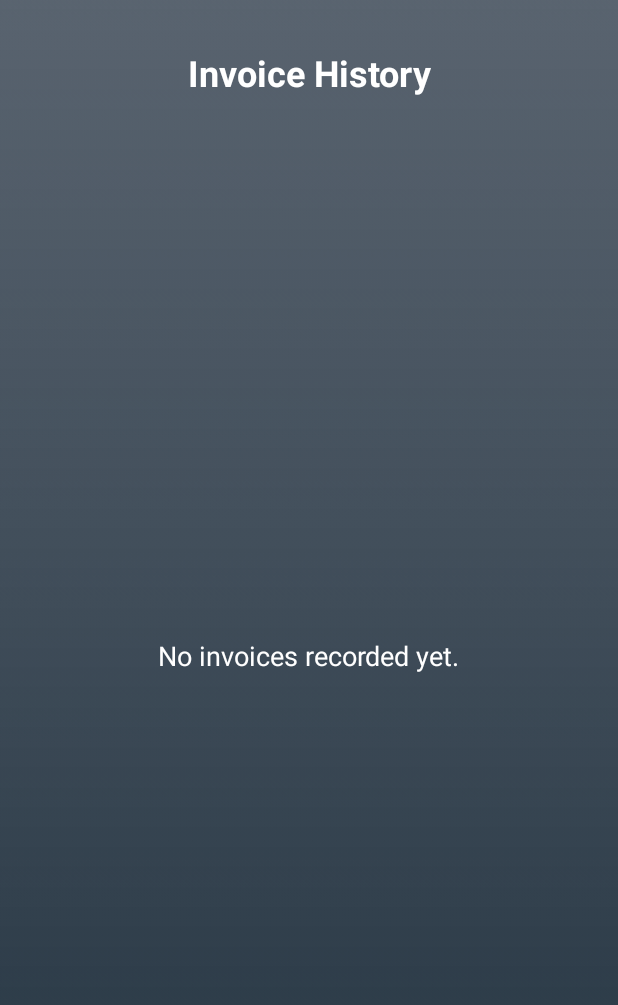
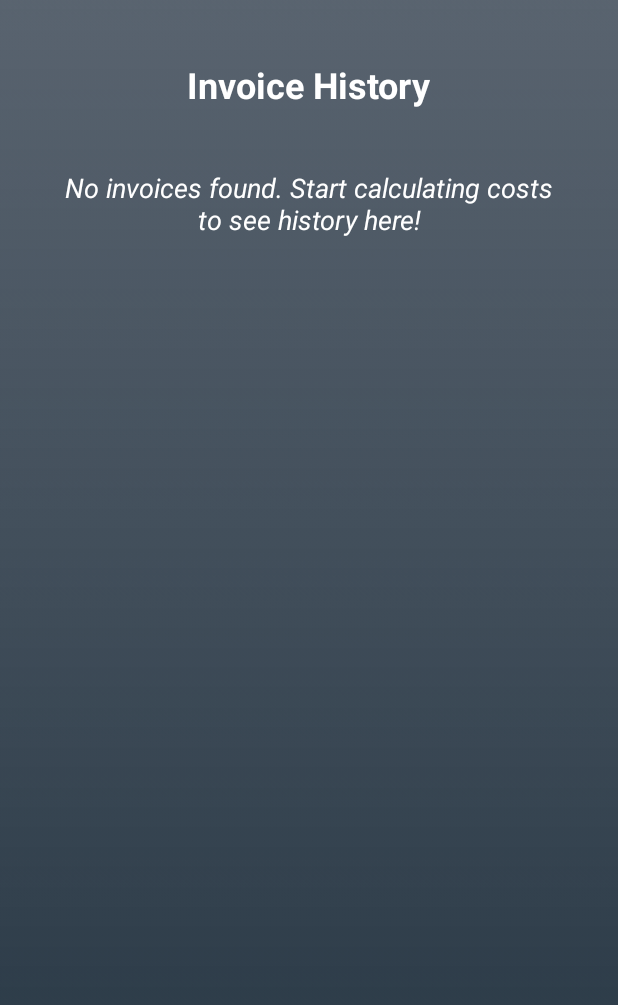
Before and after one commit to sage-utsa/AppWizards_QuickQuoteHail, an Android app: the ActivityInvoice screen opened directly, with no data from a screen before it, on a phone screen of 412 x 824 dp. Shown: the top 1005 px of the screen. Run offline under Robolectric (Android 15) with nearby library versions, the phone set to English and light mode, and no system bars.

Commit message:
the history now saves in order from customer to customer very nicely

```diff
--- a/app/src/main/java/com/AppWizards/QuickQuoteHail/ActivityInvoice.java
+++ b/app/src/main/java/com/AppWizards/QuickQuoteHail/ActivityInvoice.java
@@ -2,100 +2,63 @@ package com.AppWizards.QuickQuoteHail;
 
 import android.os.Bundle;
 import android.view.View;
-import android.view.ViewGroup;
-import android.widget.ArrayAdapter;
 import android.widget.Button;
 import android.widget.ListView;
 import android.widget.TextView;
 import android.widget.Toast;
 
-import androidx.annotation.NonNull;
-import androidx.annotation.Nullable;
 import androidx.appcompat.app.AppCompatActivity;
 
+import java.util.ArrayList;
 import java.util.List;
 
 public class ActivityInvoice extends AppCompatActivity {
 
     private ListView invoiceListView;
-    private TextView noHistoryMessage;
+    private CustomerGroupAdapter adapter; // Change to your new adapter
+    private TextView emptyStateTextView;
     private Button clearHistoryButton;
-    private InvoiceAdapter adapter;
-    private List<Invoice> invoiceList;
 
     @Override
     protected void onCreate(Bundle savedInstanceState) {
         super.onCreate(savedInstanceState);
-        setContentView(R.layout.activity_invoice);
+        setContentView(R.layout.activity_invoice); // Assuming this is your history screen layout
 
         invoiceListView = findViewById(R.id.invoiceListView);
-        noHistoryMessage = findViewById(R.id.noHistoryMessage);
+        emptyStateTextView = findViewById(R.id.emptyStateTextView);
         clearHistoryButton = findViewById(R.id.clearHistoryButton);
 
-        loadInvoiceHistory();
+        clearHistoryButton.setOnClickListener(v -> clearInvoiceHistory());
 
-        clearHistoryButton.setOnClickListener(v -> {
-            InvoiceManager.clearAllInvoices(ActivityInvoice.this);
-            loadInvoiceHistory(); // Reload to show empty list
-            Toast.makeText(ActivityInvoice.this, "History cleared.", Toast.LENGTH_SHORT).show();
-        });
-    }
-
-    private void loadInvoiceHistory() {
-        invoiceList = InvoiceManager.loadInvoices(this);
-
-        if (invoiceList.isEmpty()) {
-            noHistoryMessage.setVisibility(View.VISIBLE);
-            invoiceListView.setVisibility(View.GONE);
-            clearHistoryButton.setVisibility(View.GONE); // Hide clear button if no history
-        } else {
-            noHistoryMessage.setVisibility(View.GONE);
-            invoiceListView.setVisibility(View.VISIBLE);
-            clearHistoryButton.setVisibility(View.VISIBLE); // Show clear button
-            adapter = new InvoiceAdapter(this, invoiceList);
-            invoiceListView.setAdapter(adapter);
-        }
-    }
-
-    // Custom ArrayAdapter for displaying Invoice objects in the ListView
-    private static class InvoiceAdapter extends ArrayAdapter<Invoice> {
-
-        public InvoiceAdapter(@NonNull android.content.Context context, @NonNull List<Invoice> objects) {
-            super(context, 0, objects);
-        }
-
-        @NonNull
-        @Override
-        public View getView(int position, @Nullable View convertView, @NonNull ViewGroup parent) {
-            if (convertView == null) {
-                convertView = View.inflate(getContext(), R.layout.item_invoice_breakdown, null);
-            }
-
-            Invoice invoice = getItem(position);
-
-            TextView dateTextView = convertView.findViewById(R.id.invoiceDate);
-            TextView panelTypeTextView = convertView.findViewById(R.id.invoicePanelType);
-            TextView dentDetailsTextView = convertView.findViewById(R.id.invoiceDentDetails);
-            TextView aluminumStatusTextView = convertView.findViewById(R.id.invoiceAluminumStatus);
-            TextView costTextView = convertView.findViewById(R.id.invoiceCost);
-
-            if (invoice != null) {
-                dateTextView.setText(invoice.getFormattedDate());
-                panelTypeTextView.setText("Panel: " + invoice.getPanelType());
-                dentDetailsTextView.setText(String.format("Dents: %d (%s)",
-                        invoice.getNumberOfDents(), invoice.getLargestDentSize()));
-                aluminumStatusTextView.setText("Aluminum: " + (invoice.isAluminum() ? "Yes" : "No"));
-                costTextView.setText("Cost: " + invoice.getCalculatedCost());
-            }
-
-            return convertView;
-        }
+        loadAndDisplayInvoices();
     }
 
     @Override
     protected void onResume() {
         super.onResume();
-        // Reload history when returning to this activity
-        loadInvoiceHistory();
+        loadAndDisplayInvoices(); // Refresh the list when returning to this activity
+    }
+
+    private void loadAndDisplayInvoices() {
+        List<CustomerInvoiceSummary> groupedInvoices = InvoiceManager.loadGroupedInvoices(this);
+
+        if (groupedInvoices.isEmpty()) {
+            invoiceListView.setVisibility(View.GONE);
+            emptyStateTextView.setVisibility(View.VISIBLE);
+            emptyStateTextView.setText("No invoices found. Start calculating costs to see history here!");
+            clearHistoryButton.setVisibility(View.GONE); // Hide clear button if no history
+        } else {
+            invoiceListView.setVisibility(View.VISIBLE);
+            emptyStateTextView.setVisibility(View.GONE);
+            clearHistoryButton.setVisibility(View.VISIBLE); // Show clear button if history exists
+            adapter = new CustomerGroupAdapter(this, groupedInvoices);
+            invoiceListView.setAdapter(adapter);
+        }
+    }
+
+    private void clearInvoiceHistory() {
+        InvoiceManager.saveAllInvoices(this, new ArrayList<>()); // Save an empty list to clear
+        loadAndDisplayInvoices(); // Reload to show empty state
+        Toast.makeText(this, "Invoice history cleared.", Toast.LENGTH_SHORT).show();
     }
 }
--- a/app/src/main/res/layout/activity_invoice.xml
+++ b/app/src/main/res/layout/activity_invoice.xml
@@ -1,64 +1,50 @@
 <?xml version="1.0" encoding="utf-8"?>
-<androidx.constraintlayout.widget.ConstraintLayout
-    xmlns:android="http://schemas.android.com/apk/res/android"
+<LinearLayout xmlns:android="http://schemas.android.com/apk/res/android"
     xmlns:app="http://schemas.android.com/apk/res-auto"
     xmlns:tools="http://schemas.android.com/tools"
     android:layout_width="match_parent"
     android:layout_height="match_parent"
+    android:orientation="vertical"
     android:background="@drawable/login_background"
     android:padding="16dp"
     tools:context=".ActivityInvoice">
 
     <TextView
-        android:id="@+id/invoiceHistoryTitle"
         android:layout_width="wrap_content"
         android:layout_height="wrap_content"
         android:text="Invoice History"
         android:textSize="24sp"
         android:textStyle="bold"
         android:textColor="@android:color/white"
-        android:layout_marginTop="16dp"
-        app:layout_constraintTop_toTopOf="parent"
-        app:layout_constraintStart_toStartOf="parent"
-        app:layout_constraintEnd_toEndOf="parent" />
+        android:layout_gravity="center_horizontal"
+        android:layout_marginTop="24dp"
+        android:layout_marginBottom="16dp"/>
 
     <Button
         android:id="@+id/clearHistoryButton"
-        android:layout_width="wrap_content"
+        android:layout_width="match_parent"
         android:layout_height="wrap_content"
         android:text="Clear History"
-        android:background="@drawable/button_background"
-        android:textColor="#00FFE8"
-        android:layout_marginTop="8dp"
-        android:layout_marginEnd="8dp"
-        app:layout_constraintTop_toBottomOf="@id/invoiceHistoryTitle"
-        app:layout_constraintEnd_toEndOf="parent"
-        app:layout_constraintStart_toStartOf="parent"
-        android:layout_gravity="center_horizontal" />
+        android:background="@drawable/button_background_red"
+        android:textColor="@android:color/white"
+        android:textStyle="bold"
+        android:layout_marginBottom="16dp"/>
+
+    <TextView
+        android:id="@+id/emptyStateTextView"
+        android:layout_width="match_parent"
+        android:layout_height="wrap_content"
+        android:text="No invoices to display yet."
+        android:textColor="@android:color/white"
+        android:textSize="18sp"
+        android:textStyle="italic"
+        android:gravity="center"
+        android:padding="24dp"
+        android:visibility="gone"/>
 
     <ListView
         android:id="@+id/invoiceListView"
-        android:layout_width="0dp"
-        android:layout_height="0dp"
-        android:layout_marginTop="16dp"
-        android:divider="@android:color/darker_gray"
-        android:dividerHeight="1dp"
-        app:layout_constraintTop_toBottomOf="@id/clearHistoryButton"
-        app:layout_constraintBottom_toBottomOf="parent"
-        app:layout_constraintStart_toStartOf="parent"
-        app:layout_constraintEnd_toEndOf="parent" />
-
-    <TextView
-        android:id="@+id/noHistoryMessage"
-        android:layout_width="wrap_content"
-        android:layout_height="wrap_content"
-        android:text="No invoices recorded yet."
-        android:textColor="@android:color/white"
-        android:textSize="18sp"
-        android:visibility="gone"
-        app:layout_constraintTop_toTopOf="@id/invoiceListView"
-        app:layout_constraintBottom_toBottomOf="@id/invoiceListView"
-        app:layout_constraintStart_toStartOf="@id/invoiceListView"
-        app:layout_constraintEnd_toEndOf="@id/invoiceListView" />
-
-</androidx.constraintlayout.widget.ConstraintLayout>
+        android:layout_width="match_parent"
+        android:layout_height="match_parent"
+        android:divider="@android:color/transparent"
+        android:dividerHeight="16dp" /> </LinearLayout>
```
Also changed, not shown: app/src/main/java/com/AppWizards/QuickQuoteHail/CustomerGroupAdapter.java (added, +84 -0 lines), app/src/main/java/com/AppWizards/QuickQuoteHail/CustomerInvoiceSummary.java (added, +74 -0 lines), app/src/main/java/com/AppWizards/QuickQuoteHail/Invoice.java (+12 -12 lines), app/src/main/java/com/AppWizards/QuickQuoteHail/InvoiceManager.java (+58 -40 lines), app/src/main/res/layout/customer_group_item.xml (added, +56 -0 lines), app/src/main/res/layout/single_invoice_detail_item.xml (added, +56 -0 lines).
